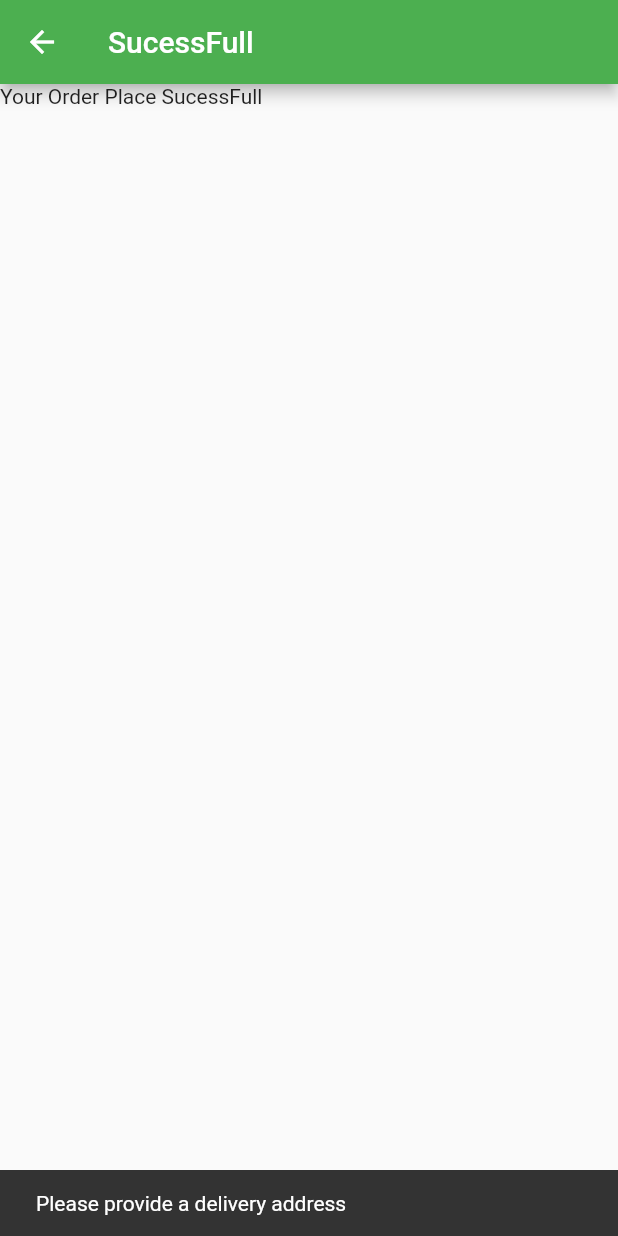
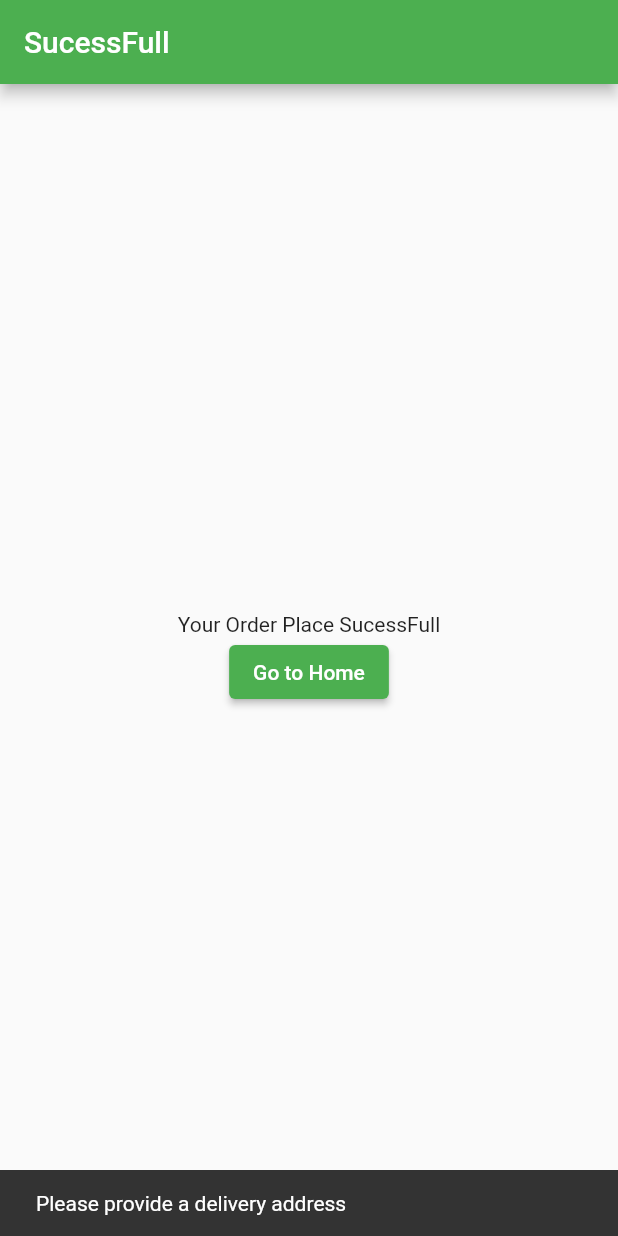
Before and after one commit to sobujislam01/own-shopper-user, a Flutter app: the CheckoutPage screen opened by its route, after a tap on "Place Order", on a phone screen of 412 x 824 dp. Run offline on Flutter 3.47's test engine with Material 2 defaults, Android fonts, the phone set to English and light mode, and no system bars; our stand-ins replace cloud_firestore, firebase_auth, firebase_core; accounts and stored records are empty.

Commit message:
order Details page create

```diff
--- a/lib/customwedgets/main_drower.dart
+++ b/lib/customwedgets/main_drower.dart
@@ -3,6 +3,7 @@ import 'package:ownshoppers_user/auth/auth_service.dart';
 import 'package:ownshoppers_user/customwedgets/checkout_cart.dart';
 import 'package:ownshoppers_user/pages/cart_page.dart';
 import 'package:ownshoppers_user/pages/login_page.dart';
+import 'package:ownshoppers_user/pages/user_order-list_page.dart';
 
 class MainDrawer extends StatelessWidget {
   const MainDrawer({Key? key}) : super(key: key);
@@ -27,9 +28,7 @@ class MainDrawer extends StatelessWidget {
             title: Text('My Profile'),
           ),
           ListTile(
-            onTap: (){
-
-            },
+            onTap: () => Navigator.pushNamed(context, UserOrderListPage.routeName),
             leading: Icon(Icons.diamond),
             title: Text('My Order'),
           ),
--- a/lib/db/DB_Helper.dart
+++ b/lib/db/DB_Helper.dart
@@ -32,6 +32,12 @@ class DBHelper {
     return writeBatch.commit();
   }
 
+  static Stream<QuerySnapshot<Map<String, dynamic>>> fetchAllOrdersDetails(String orderId) =>
+      _db.collection(_collectionOrder).doc(orderId).collection(_collectionOrderDetails).snapshots();
+
+
+  static Stream<QuerySnapshot<Map<String, dynamic>>> fetchAllOrdersByUserId(String userId) =>
+      _db.collection(_collectionOrder).where('userId',isEqualTo: userId).snapshots();
 
   static Stream<QuerySnapshot<Map<String, dynamic>>> fetchAllCatagory() =>
       _db.collection(_collectionCategory).snapshots();
--- a/lib/main.dart
+++ b/lib/main.dart
@@ -2,6 +2,7 @@ import 'package:firebase_core/firebase_core.dart';
 import 'package:flutter/material.dart';
 import 'package:ownshoppers_user/pages/cart_page.dart';
 import 'package:ownshoppers_user/pages/checkout_page.dart';
+import 'package:ownshoppers_user/pages/order_details_page.dart';
 import 'package:ownshoppers_user/pages/order_successful_page.dart';
 import 'package:ownshoppers_user/pages/product_details_page.dart';
 import 'package:ownshoppers_user/pages/product_list_page.dart';
@@ -52,6 +53,7 @@ class MyApp extends StatelessWidget {
           ProductListPage.routeName : (context) => ProductListPage(),
           UserOrderListPage.routeName : (context) => UserOrderListPage(),
           UserProfilePage.routeName: (context) => UserProfilePage(),
+          OrderDetailsPage.routeName: (context) => OrderDetailsPage(),
         },
       ),
     );
--- a/lib/pages/checkout_page.dart
+++ b/lib/pages/checkout_page.dart
@@ -3,6 +3,7 @@ import 'package:flutter/material.dart';
 import 'package:ownshoppers_user/auth/auth_service.dart';
 import 'package:ownshoppers_user/models/order_model2.dart';
 import 'package:ownshoppers_user/pages/order_successful_page.dart';
+import 'package:ownshoppers_user/pages/product_list_page.dart';
 import 'package:ownshoppers_user/provider/cart_provider.dart';
 import 'package:ownshoppers_user/utils/DBHelper_Function.dart';
 import 'package:ownshoppers_user/utils/constants.dart';
@@ -162,26 +163,30 @@ class _CheckoutPageState extends State<CheckoutPage> {
   }
 
   void _saveOrder() {
-    if(_addressController.text.isEmpty){
+    if(_addressController.text.isEmpty) {
       showMsg(context, 'Please provide a delivery address');
-    }
 
       final orderModel2 = OrderModel2(
           timestamp: Timestamp.now(),
           userId: AuthService.currentUser!.uid,
-        grandTotal: _orderProvider.getGrandTotal(_cartProvider.cartItemTotalPrice),
+          grandTotal: _orderProvider.getGrandTotal(
+              _cartProvider.cartItemTotalPrice),
           discount: _orderProvider.orderModel.discount,
           deliveryCharge: _orderProvider.orderModel.deliveryCharge,
           deliveryAddress: _addressController.text,
           vat: _orderProvider.orderModel.vat,
           orderStatus: OrderStatus.pending,
           paymentMethod: radioGroupValue);
-    _orderProvider.addNewOrder(orderModel2, _cartProvider.cartlist).then((value) {
-      Navigator.pushNamed(context, OrderSuccessfulPage.routeName);
-    }).catchError((error){
+      _orderProvider.addNewOrder(orderModel2, _cartProvider.cartlist).then((
+          value) {
+        Navigator.pushNamedAndRemoveUntil(
+            context, OrderSuccessfulPage.routeName,
+            ModalRoute.withName(ProductListPage.routeName));
+        _cartProvider.clearCart();
+      }).catchError((error) {
         showMsg(context, 'Could Not Save.');
       });
+    }
 
-    print(orderModel2);
   }
 }
--- a/lib/pages/order_successful_page.dart
+++ b/lib/pages/order_successful_page.dart
@@ -15,7 +15,16 @@ class _OrderSuccessfulPageState extends State<OrderSuccessfulPage> {
       appBar: AppBar(
         title: Text('SucessFull'),
       ),
-      body: Text('Your Order Place SucessFull'),
+      body: Center(
+          child: Column(
+            mainAxisAlignment: MainAxisAlignment.center,
+            children: [
+              Text('Your Order Place SucessFull'),
+              ElevatedButton(onPressed: (){
+                Navigator.pop(context);
+              }, child: Text('Go to Home'))
+            ],
+          )),
     );
   }
 }
```
Also changed, not shown: lib/pages/order_details_page.dart (added, +44 -0 lines), lib/pages/user_order-list_page.dart (+29 -1 lines), lib/provider/order_provider.dart (+17 -0 lines). Lines whose indentation alone changed are shown as unchanged.
